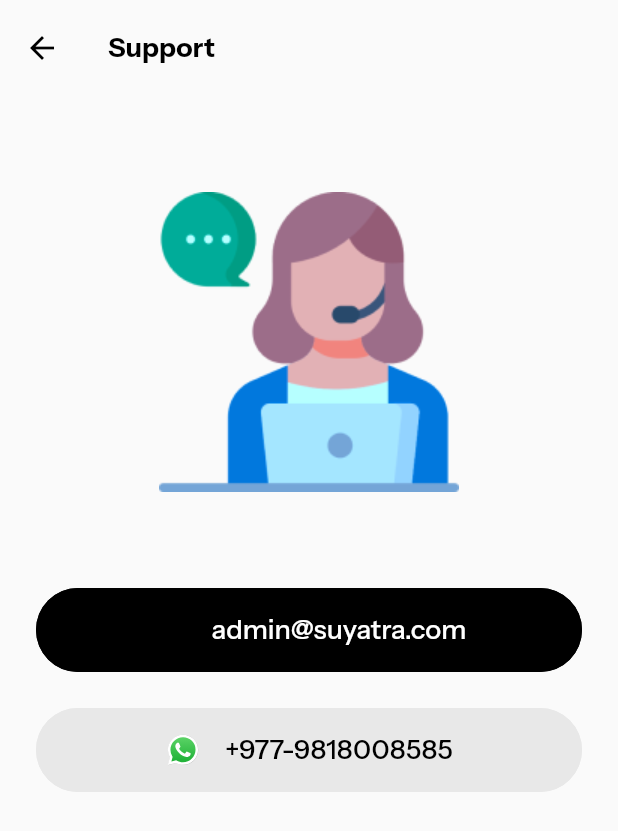
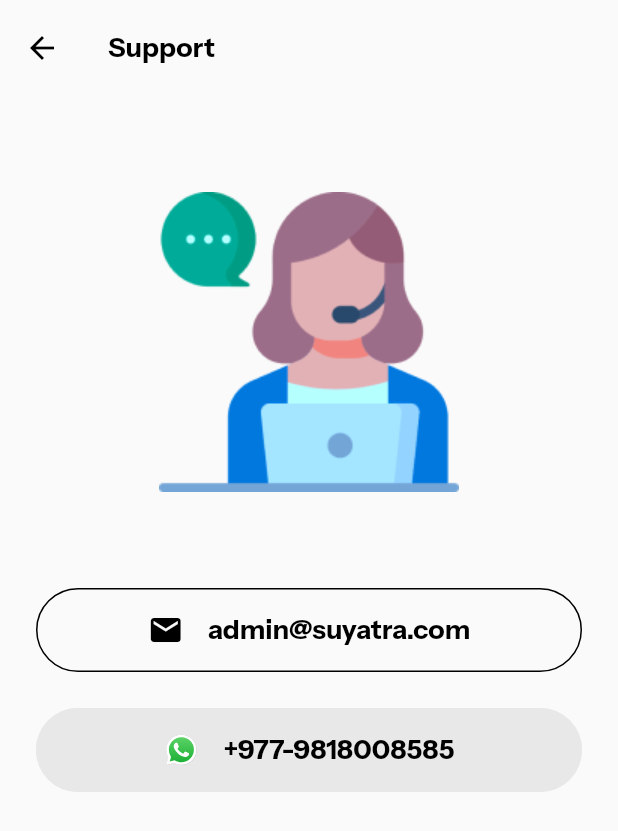
Before and after one commit to finnovetech/suyatra_mobile, a Flutter app: the SupportPage screen opened directly, on a phone screen of 412 x 824 dp. Shown: the top 831 px of the screen. Run offline on Flutter 3.47's test engine with Material 3 defaults, Android fonts, the phone set to English and light mode, and no system bars; our stand-ins replace cached_network_image, carousel_slider, cloud_firestore, dartz, equatable, firebase_auth and 12 more; accounts and stored records are empty; network calls fail; project files that could hold a hidden picture were left out.

Commit message:
added new params for button widget

```diff
--- a/suyatra/lib/widgets/custom_button.dart
+++ b/suyatra/lib/widgets/custom_button.dart
@@ -25,6 +25,9 @@
   final Color? borderColor;
   final bool isLoading;
   final double? borderRadius;
+  final bool isSecondary;
+  final bool isTextButton;
+  final FontWeight? fontWeight;
   const CustomButton({
     super.key,
     this.isExpanded = false,
@@ -46,6 +49,9 @@
     this.borderColor,
     this.isLoading = false,
     this.borderRadius,
+    this.isSecondary = false,
+    this.isTextButton = false,
+    this.fontWeight,
   });
 
   @override
@@ -63,12 +69,13 @@
       child: ElevatedButton(
         style: ElevatedButton.styleFrom(
           elevation: elevation,
-          backgroundColor: isDisabled ? grey400 : (buttonColor ?? blackColor),
-          foregroundColor: textColor ?? whiteColor,
+          shadowColor: elevation == 0 ? Colors.transparent : blackColor.withOpacity(0.17),
+          backgroundColor: isDisabled ? grey400 : (buttonColor ?? (isSecondary || isTextButton ? Colors.transparent : blackColor)),
+          foregroundColor: textColor ?? (isSecondary || isTextButton ? blackColor : whiteColor),
           shape: RoundedRectangleBorder(
             borderRadius: BorderRadius.circular(borderRadius ?? 100.0),
             side: BorderSide(
-              color: borderColor ?? buttonColor ?? blackColor,
+              color: isTextButton || isDisabled ? Colors.transparent : borderColor ?? buttonColor ?? blackColor,
             )
           ),
           padding: EdgeInsets.symmetric(
@@ -101,8 +108,8 @@
                     style: labelStyle ??
                         TextStyle(
                           fontSize: fontSize ?? h9,
-                          fontWeight: FontWeight.w500,
-                          color: textColor ?? whiteColor,
+                          fontWeight: fontWeight ?? FontWeight.w500,
+                          color: textColor ?? (isSecondary || isTextButton ? blackColor : whiteColor),
                         ),
                   )
                 : const SizedBox(),
```
